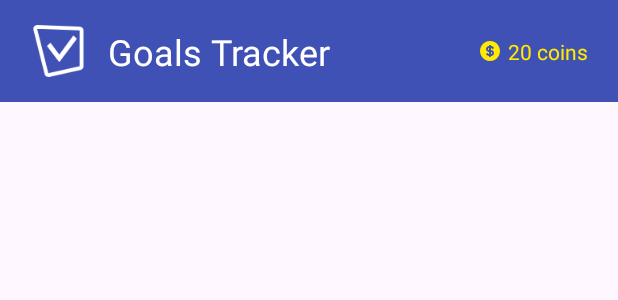
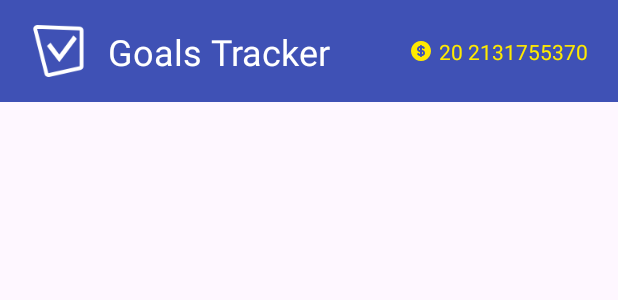
Before and after one commit to irwinarruda/goals_tracker, an Android app: the layout activity_main.xml on its own in the app's theme, with its tools: preview values and no code run, on a phone screen of 412 x 824 dp. Shown: the top 300 px of the screen. Run offline under Robolectric (Android 15) with nearby library versions, the phone set to English and light mode, and no system bars; Roboto replaces fonts that are not available here.

Commit message:
Adds values to the string names

```diff
--- a/app/src/main/java/com/irwinarruda/goalstracker/AppBar.kt
+++ b/app/src/main/java/com/irwinarruda/goalstracker/AppBar.kt
@@ -10,7 +10,8 @@ import com.irwinarruda.goalstracker.databinding.AppBarBinding
 class AppBar @JvmOverloads constructor(context: Context, attrs: AttributeSet?, defStyleAttr: Int = 0) :
     ConstraintLayout(context, attrs, defStyleAttr) {
     private val binding = AppBarBinding.inflate(LayoutInflater.from(context), this, true)
-    private lateinit var title: String;
+    private var title: String? = null;
+    private var coins: Int? = null;
 
     init {
         setLayout(attrs)
@@ -20,11 +21,13 @@ class AppBar @JvmOverloads constructor(context: Context, attrs: AttributeSet?, d
     }
 
     fun setCoins(coins: Int) {
-        binding.appbarCoinText.text = "${coins} coins"
+        binding.appbarCoinText.text = "$coins ${R.string.coin_prefix}"
+        this.coins = coins
     }
 
     fun setTitle(title: String) {
         binding.appbarCoinText.text = title
+        this.title = title
     }
 
     private fun setLayout(attrs: AttributeSet?) {
--- a/app/src/main/res/layout/app_bar.xml
+++ b/app/src/main/res/layout/app_bar.xml
@@ -18,14 +18,14 @@
             android:layout_width="40dp"
             android:layout_height="40dp"
             android:src="@drawable/goal_tracker_logo"
-            android:contentDescription="Goals Tracker Logo" />
+            android:contentDescription="@string/app_logo_alt" />
     <TextView
             android:id="@+id/appbar_title"
             android:layout_width="wrap_content"
             android:layout_height="wrap_content"
             android:paddingStart="12dp"
             android:textColor="@color/text_heading"
-            android:text="Goals Tracker"
+            android:text="@string/app_name"
             android:textSize="24sp"
             app:layout_constraintStart_toEndOf="@+id/appbar_logo"
             app:layout_constraintTop_toTopOf="parent"
@@ -47,13 +47,12 @@
                 android:layout_width="16dp"
                 android:layout_height="16dp"
                 android:src="@drawable/coin"
-                android:contentDescription="TODO" />
+                android:contentDescription="@string/coin_icon_alt" />
         <View android:layout_width="4dp" android:layout_height="match_parent" />
         <TextView
                 android:id="@+id/appbar_coin_text"
                 android:layout_width="wrap_content"
                 android:layout_height="wrap_content"
-                android:text="24 coins"
                 android:textColor="@color/gold"
                 android:fontFamily="@font/roboto_medium" />
     </LinearLayout>
--- a/app/src/main/res/values/strings.xml
+++ b/app/src/main/res/values/strings.xml
@@ -1,3 +1,6 @@
 <resources>
     <string name="app_name">Goals Tracker</string>
+    <string name="app_logo_alt">Goals Tracker Logo</string>
+    <string name="coin_icon_alt">Coin Icon</string>
+    <string name="coin_prefix">coins</string>
 </resources>
```
